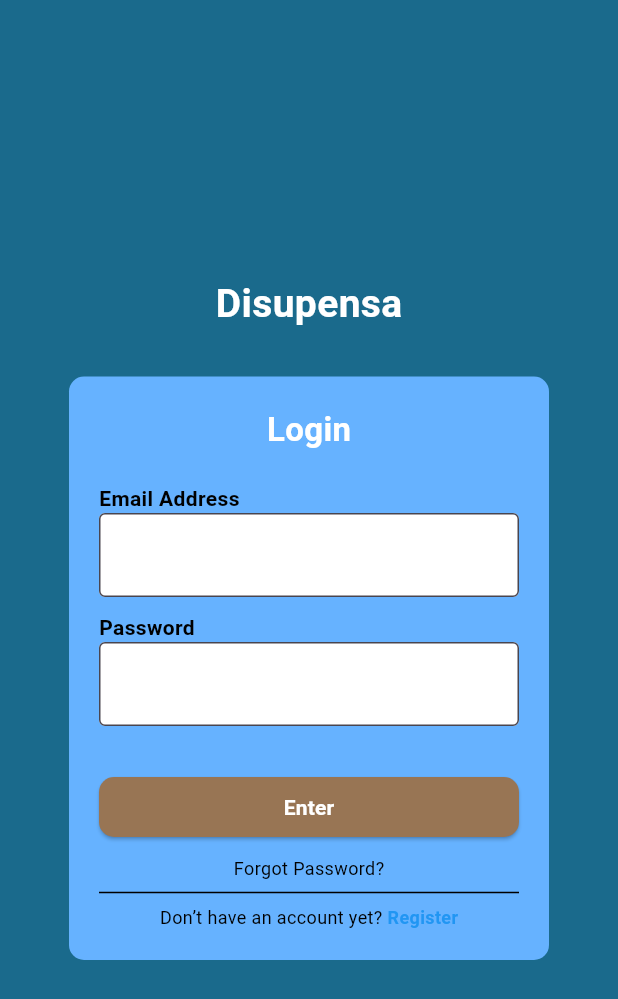
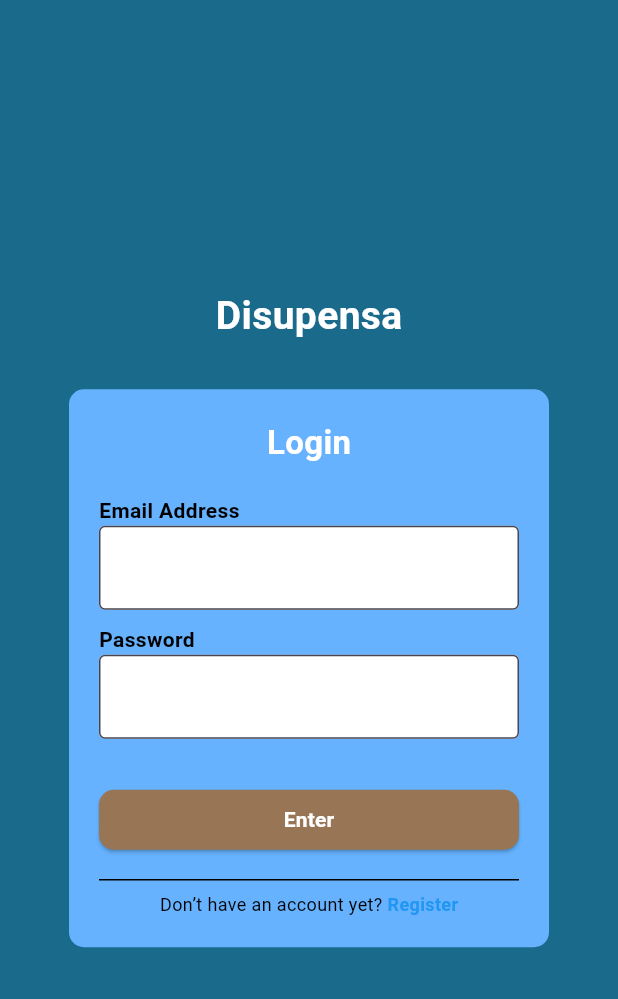
Before and after one commit to gello58290/disupensa, a Flutter app: the LoginPage screen opened directly, on a phone screen of 412 x 824 dp. Shown: the top 999 px of the screen. Run offline on Flutter 3.47's test engine with Material 3 defaults, Android fonts, the phone set to English and light mode, and no system bars; our stand-ins replace cloud_firestore, firebase_auth, firebase_core; accounts and stored records are empty.

```diff
--- a/lib/login.dart
+++ b/lib/login.dart
@@ -155,10 +155,7 @@ class _LoginPageState extends State<LoginPage> {
                               ),
 
                         const SizedBox(height: 8),
-                        const Text(
-                          "Forgot Password?",
-                          style: TextStyle(color: Colors.black, fontSize: 12),
-                        ),
+
                         const Divider(color: Colors.black),
 
                         // Navigation to Register
```
